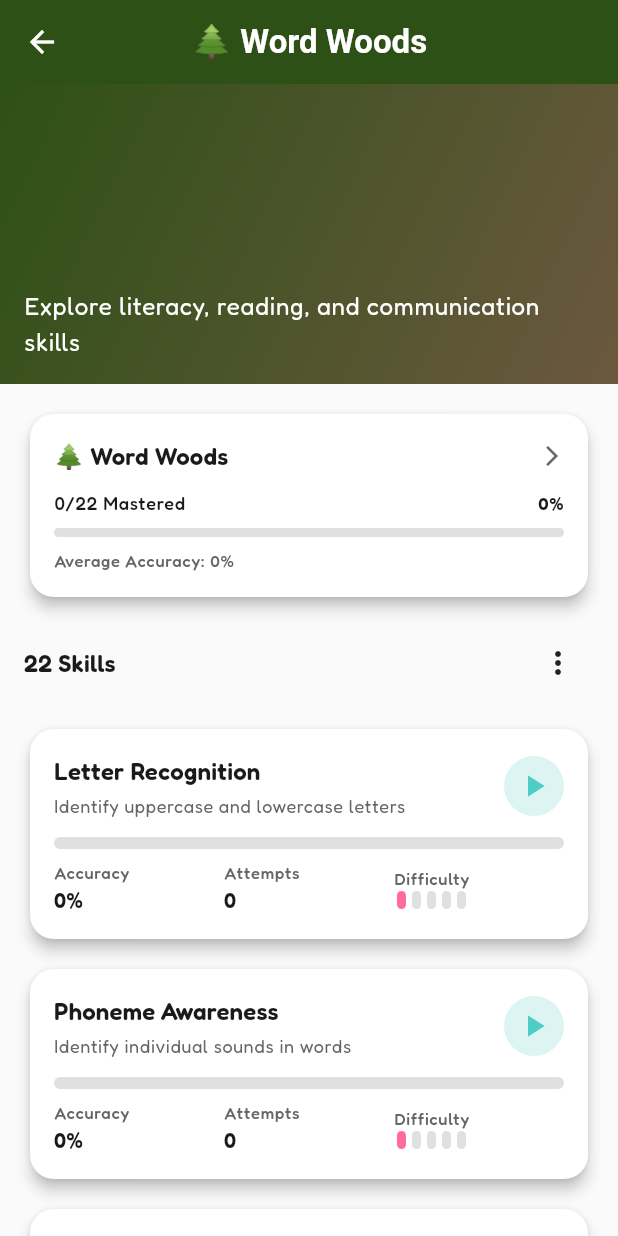
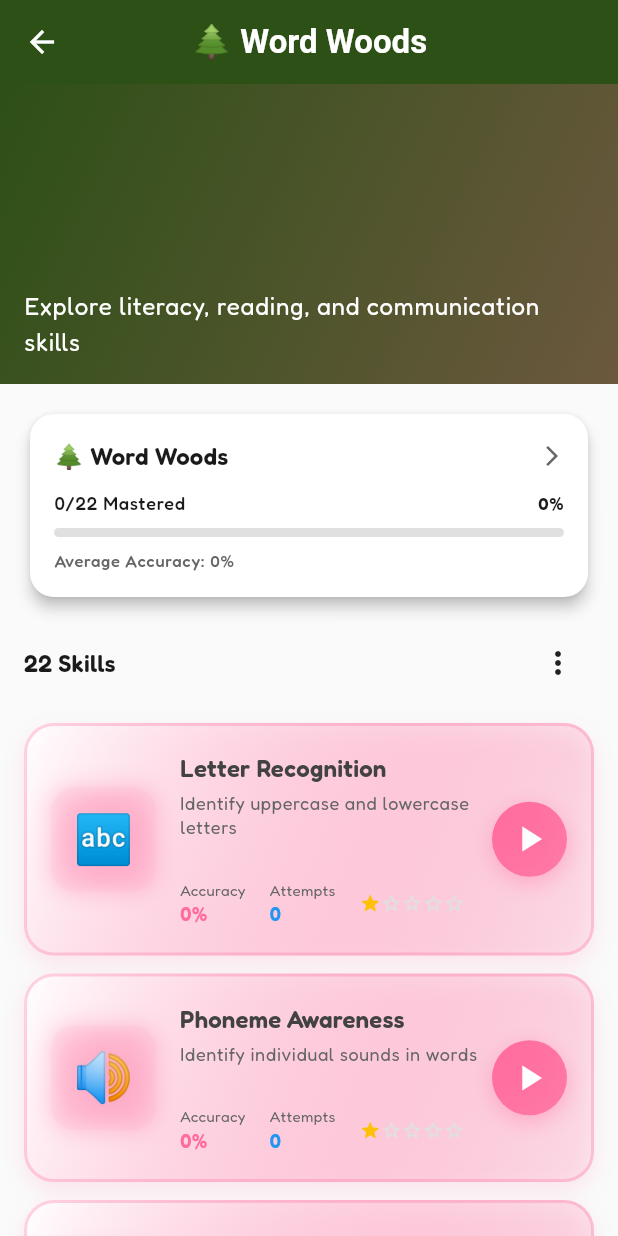
Before and after one commit to theantipopau/brightbound_adventures, a Flutter app: the ZoneDetailScreen screen opened by its route, on a phone screen of 412 x 824 dp. Run offline on Flutter 3.47's test engine with Material 3 defaults, Android fonts, the phone set to English and light mode, and no system bars; our stand-ins replace audioplayers, confetti, equatable, flutter_tts, hive, hive_flutter and 1 more; accounts and stored records are empty.

Commit message:
feat: enhance skill card GUI with modern design
- Complete redesign of SkillCard widget
- Added animated emoji icons with pulsing glow effects
- Gradient backgrounds based on skill mastery state
- Play button with shadow and gradient
- Hover effects with scale animation
- Star ratings for difficulty instead of bars
- Progress bar with glow effect
- Cleaner layout with emoji mapping for skills
- Locked state with subtle grey styling

```diff
--- a/lib/ui/widgets/skill_widgets.dart
+++ b/lib/ui/widgets/skill_widgets.dart
@@ -3,7 +3,7 @@ import 'package:brightbound_adventures/core/models/index.dart';
 import 'package:brightbound_adventures/ui/themes/index.dart';
 import 'package:brightbound_adventures/ui/widgets/graphics_helpers.dart';
 
-class SkillCard extends StatelessWidget {
+class SkillCard extends StatefulWidget {
   final Skill skill;
   final VoidCallback? onTap;
   final bool showLockOverlay;
@@ -16,70 +16,197 @@ class SkillCard extends StatelessWidget {
   });
 
   @override
+  State<SkillCard> createState() => _SkillCardState();
+}
+
+class _SkillCardState extends State<SkillCard> with SingleTickerProviderStateMixin {
+  late AnimationController _pulseController;
+  bool _isHovered = false;
+
+  @override
+  void initState() {
+    super.initState();
+    _pulseController = AnimationController(
+      duration: const Duration(milliseconds: 1500),
+      vsync: this,
+    )..repeat(reverse: true);
+  }
+
+  @override
+  void dispose() {
+    _pulseController.dispose();
+    super.dispose();
+  }
+
+  Color _getSkillColor() {
+    switch (widget.skill.state) {
+      case SkillState.mastered:
+        return AppColors.success;
+      case SkillState.practising:
+        return AppColors.secondary;
+      case SkillState.introduced:
+        return AppColors.primary;
+      default:
+        return Colors.grey;
+    }
+  }
+
+  String _getSkillEmoji() {
+    // Map skill names to relevant emojis
+    final name = widget.skill.name.toLowerCase();
+    if (name.contains('letter')) return '🔤';
+    if (name.contains('phoneme') || name.contains('sound')) return '🔊';
+    if (name.contains('sight') || name.contains('word')) return '👁️';
+    if (name.contains('blend')) return '🔀';
+    if (name.contains('sentence')) return '📝';
+    if (name.contains('reading')) return '📖';
+    if (name.contains('spell')) return '✏️';
+    if (name.contains('vocab')) return '📚';
+    if (name.contains('comprehension')) return '🧠';
+    if (name.contains('punctuation') || name.contains('comma')) return '❗';
+    if (name.contains('apostrophe')) return '✨';
+    if (name.contains('homophone')) return '👂';
+    return '⭐';
+  }
+
+  @override
   Widget build(BuildContext context) {
-    return Card(
+    final skillColor = _getSkillColor();
+    final emoji = _getSkillEmoji();
+    final isLocked = widget.showLockOverlay;
+
+    return MouseRegion(
+      onEnter: (_) => setState(() => _isHovered = true),
+      onExit: (_) => setState(() => _isHovered = false),
+      child: AnimatedContainer(
+        duration: const Duration(milliseconds: 200),
+        transform: Matrix4.identity()..scale(_isHovered && !isLocked ? 1.02 : 1.0),
+        child: Container(
+          decoration: BoxDecoration(
+            gradient: LinearGradient(
+              begin: Alignment.topLeft,
+              end: Alignment.bottomRight,
+              colors: isLocked
+                  ? [Colors.grey.shade100, Colors.grey.shade200]
+                  : [
+                      Colors.white,
+                      skillColor.withValues(alpha: 0.08),
+                    ],
+            ),
+            borderRadius: BorderRadius.circular(20),
+            border: Border.all(
+              color: isLocked
+                  ? Colors.grey.shade300
+                  : skillColor.withValues(alpha: _isHovered ? 0.6 : 0.3),
+              width: _isHovered ? 3 : 2,
+            ),
+            boxShadow: [
+              BoxShadow(
+                color: isLocked
+                    ? Colors.black.withValues(alpha: 0.05)
+                    : skillColor.withValues(alpha: _isHovered ? 0.3 : 0.15),
+                blurRadius: _isHovered ? 20 : 12,
+                offset: const Offset(0, 6),
+                spreadRadius: _isHovered ? 2 : 0,
+              ),
+            ],
+          ),
+          child: Material(
+            color: Colors.transparent,
             child: InkWell(
-        onTap: showLockOverlay ? null : onTap,
-        borderRadius: BorderRadius.circular(12),
-        child: Stack(
+              onTap: isLocked ? null : widget.onTap,
+              borderRadius: BorderRadius.circular(20),
+              child: Padding(
+                padding: const EdgeInsets.all(16),
+                child: Row(
                   children: [
-            Padding(
-              padding: const EdgeInsets.all(16),
-              child: Column(
-                crossAxisAlignment: CrossAxisAlignment.start,
-                children: [
-                  // Header with name and state badge
-                  Row(
-                    children: [
+                    // Left: Emoji icon with animated background
+                    AnimatedBuilder(
+                      animation: _pulseController,
+                      builder: (context, child) {
+                        final pulse = isLocked ? 0.0 : _pulseController.value * 0.15;
+                        return Container(
+                          width: 70,
+                          height: 70,
+                          decoration: BoxDecoration(
+                            gradient: RadialGradient(
+                              colors: isLocked
+                                  ? [Colors.grey.shade200, Colors.grey.shade300]
+                                  : [
+                                      skillColor.withValues(alpha: 0.2 + pulse),
+                                      skillColor.withValues(alpha: 0.05),
+                                    ],
+                            ),
+                            borderRadius: BorderRadius.circular(16),
+                            boxShadow: isLocked ? null : [
+                              BoxShadow(
+                                color: skillColor.withValues(alpha: 0.3),
+                                blurRadius: 12,
+                                spreadRadius: 1,
+                              ),
+                            ],
+                          ),
+                          child: Center(
+                            child: Text(
+                              isLocked ? '🔒' : emoji,
+                              style: const TextStyle(fontSize: 32),
+                            ),
+                          ),
+                        );
+                      },
+                    ),
+                    const SizedBox(width: 16),
+
+                    // Middle: Skill info
                     Expanded(
                       child: Column(
                         crossAxisAlignment: CrossAxisAlignment.start,
                         children: [
                           Text(
-                              skill.name,
-                              style: Theme.of(context).textTheme.titleMedium
-                                  ?.copyWith(fontWeight: FontWeight.bold),
+                            widget.skill.name,
+                            style: Theme.of(context).textTheme.titleMedium?.copyWith(
+                              fontWeight: FontWeight.bold,
+                              color: isLocked ? Colors.grey : Colors.grey.shade800,
+                            ),
                             maxLines: 1,
                             overflow: TextOverflow.ellipsis,
                           ),
                           const SizedBox(height: 4),
                           Text(
-                              skill.description,
-                              style: Theme.of(context).textTheme.bodySmall
-                                  ?.copyWith(color: AppColors.textSecondary),
+                            widget.skill.description,
+                            style: Theme.of(context).textTheme.bodySmall?.copyWith(
+                              color: isLocked ? Colors.grey : AppColors.textSecondary,
+                            ),
                             maxLines: 2,
                             overflow: TextOverflow.ellipsis,
                           ),
+                          const SizedBox(height: 10),
+
+                          // Progress bar with glow
+                          Container(
+                            height: 8,
+                            decoration: BoxDecoration(
+                              color: Colors.grey.shade200,
+                              borderRadius: BorderRadius.circular(4),
+                            ),
+                            child: FractionallySizedBox(
+                              alignment: Alignment.centerLeft,
+                              widthFactor: widget.skill.accuracy,
+                              child: Container(
+                                decoration: BoxDecoration(
+                                  gradient: LinearGradient(
+                                    colors: isLocked
+                                        ? [Colors.grey, Colors.grey.shade400]
+                                        : [skillColor, skillColor.withValues(alpha: 0.7)],
+                                  ),
+                                  borderRadius: BorderRadius.circular(4),
+                                  boxShadow: isLocked ? null : [
+                                    BoxShadow(
+                                      color: skillColor.withValues(alpha: 0.4),
+                                      blurRadius: 6,
+                                    ),
                                   ],
                                 ),
-                      ),
-                      const SizedBox(width: 12),
-                      BrightBoundGraphics.buildMasteryBadge(skill.state),
-                    ],
-                  ),
-                  const SizedBox(height: 12),
-
-                  // NAPLAN indicator if applicable
-                  if (skill.naplanArea != null)
-                    Padding(
-                      padding: const EdgeInsets.only(bottom: 12),
-                      child: BrightBoundGraphics.buildSkillBadge(
-                        label: '⚠️ NAPLAN Focus',
-                        backgroundColor: AppColors.warning.withValues(alpha: 0.2),
-                        textColor: AppColors.warning,
-                        padding: 6,
-                      ),
-                    ),
-
-                  // Progress bar
-                  ClipRRect(
-                    borderRadius: BorderRadius.circular(4),
-                    child: LinearProgressIndicator(
-                      value: skill.accuracy,
-                      minHeight: 8,
-                      backgroundColor: AppColors.divider,
-                      valueColor: AlwaysStoppedAnimation(
-                        _getProgressColor(skill.state),
                               ),
                             ),
                           ),
@@ -87,85 +214,103 @@ class SkillCard extends StatelessWidget {
 
                           // Stats row
                           Row(
-                    mainAxisAlignment: MainAxisAlignment.spaceBetween,
                             children: [
-                      // Accuracy
-                      Expanded(
-                        child: Column(
-                          crossAxisAlignment: CrossAxisAlignment.start,
-                          children: [
-                            Text(
+                              _buildMiniStat(
                                 'Accuracy',
-                              style: Theme.of(context).textTheme.labelSmall
-                                  ?.copyWith(color: AppColors.textSecondary),
+                                '${(widget.skill.accuracy * 100).toStringAsFixed(0)}%',
+                                skillColor,
+                                isLocked,
                               ),
-                            Text(
-                              '${(skill.accuracy * 100).toStringAsFixed(0)}%',
-                              style: Theme.of(context).textTheme.titleSmall
-                                  ?.copyWith(fontWeight: FontWeight.bold),
+                              const SizedBox(width: 16),
+                              _buildMiniStat(
+                                'Attempts',
+                                widget.skill.attempts.toString(),
+                                Colors.blue,
+                                isLocked,
                               ),
-                          ],
-                        ),
-                      ),
-                      // Attempts
-                      Expanded(
-                        child: Column(
-                          crossAxisAlignment: CrossAxisAlignment.start,
-                          children: [
-                            Text(
-                              'Attempts',
-                              style: Theme.of(context).textTheme.labelSmall
-                                  ?.copyWith(color: AppColors.textSecondary),
-                            ),
-                            Text(
-                              skill.attempts.toString(),
-                              style: Theme.of(context).textTheme.titleSmall
-                                  ?.copyWith(fontWeight: FontWeight.bold),
-                            ),
-                          ],
-                        ),
-                      ),
-                      // Difficulty
-                      Expanded(
-                        child: Column(
-                          crossAxisAlignment: CrossAxisAlignment.start,
-                          children: [
-                            Text(
-                              'Difficulty',
-                              style: Theme.of(context).textTheme.labelSmall
-                                  ?.copyWith(color: AppColors.textSecondary),
-                            ),
-                            BrightBoundGraphics.buildDifficultyBars(
-                              level: skill.difficulty,
-                              barHeight: 12,
-                              filledColor: AppColors.primary,
-                            ),
-                          ],
-                        ),
+                              const SizedBox(width: 16),
+                              // Difficulty stars
+                              Row(
+                                children: List.generate(5, (i) {
+                                  return Icon(
+                                    i < widget.skill.difficulty
+                                        ? Icons.star
+                                        : Icons.star_border,
+                                    size: 14,
+                                    color: isLocked
+                                        ? Colors.grey.shade400
+                                        : (i < widget.skill.difficulty
+                                            ? Colors.amber
+                                            : Colors.grey.shade300),
+                                  );
+                                }),
                               ),
                             ],
                           ),
                         ],
                       ),
                     ),
-            if (showLockOverlay) BrightBoundGraphics.buildLockedOverlay(),
+
+                    // Right: Play button
+                    Container(
+                      width: 50,
+                      height: 50,
+                      decoration: BoxDecoration(
+                        gradient: isLocked
+                            ? LinearGradient(
+                                colors: [Colors.grey.shade300, Colors.grey.shade400],
+                              )
+                            : LinearGradient(
+                                begin: Alignment.topLeft,
+                                end: Alignment.bottomRight,
+                                colors: [skillColor, skillColor.withValues(alpha: 0.8)],
+                              ),
+                        shape: BoxShape.circle,
+                        boxShadow: isLocked ? null : [
+                          BoxShadow(
+                            color: skillColor.withValues(alpha: 0.4),
+                            blurRadius: 12,
+                            offset: const Offset(0, 4),
+                          ),
                         ],
+                      ),
+                      child: Icon(
+                        isLocked ? Icons.lock : Icons.play_arrow,
+                        color: Colors.white,
+                        size: 28,
+                      ),
+                    ),
+                  ],
+                ),
+              ),
+            ),
+          ),
         ),
       ),
     );
   }
 
-  Color _getProgressColor(SkillState state) {
-    switch (state) {
-      case SkillState.locked:
-        return Colors.grey;
-      case SkillState.introduced:
-        return AppColors.secondary;
-      case SkillState.practising:
-        return AppColors.tertiary;
-      case SkillState.mastered:
-        return AppColors.success;
-    }
+  Widget _buildMiniStat(String label, String value, Color color, bool isLocked) {
+    return Column(
+      crossAxisAlignment: CrossAxisAlignment.start,
+      children: [
+        Text(
+          label,
+          style: TextStyle(
+            fontSize: 10,
+            color: isLocked ? Colors.grey : AppColors.textSecondary,
+          ),
+        ),
+        Text(
+          value,
+          style: TextStyle(
+            fontSize: 13,
+            fontWeight: FontWeight.bold,
+            color: isLocked ? Colors.grey : color,
+          ),
+        ),
+      ],
+    );
   }
 }
 
```
Lines whose indentation alone changed are shown as unchanged.
